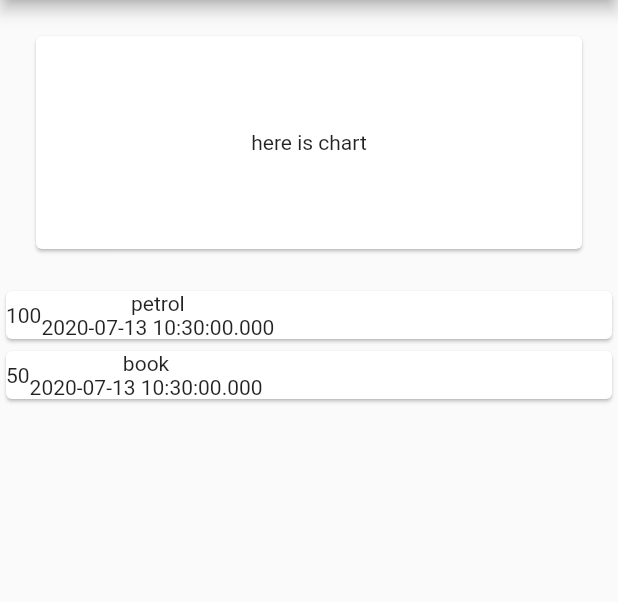
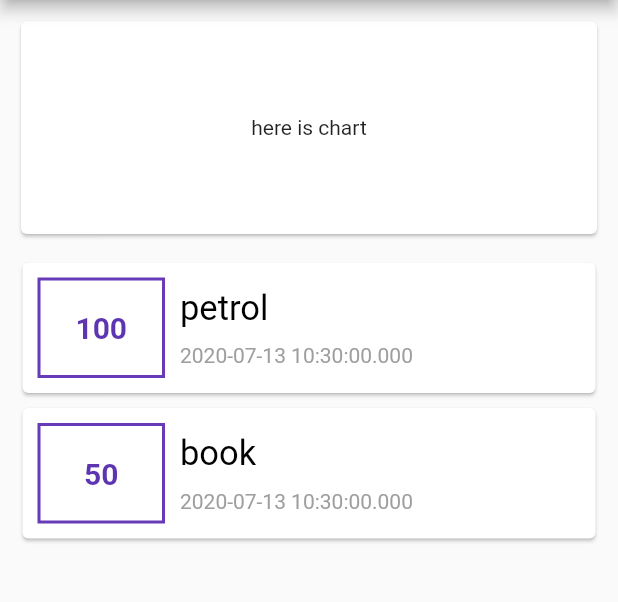
Before and after one commit to ziyadonji/Inout-expense-app, a Flutter app: the screen it shows after launch, on a phone screen of 412 x 824 dp, the part 84-686 px from its top. Run offline on Flutter 3.47's test engine with Material 2 defaults, Android fonts, the phone set to English and light mode, and no system bars.

Commit message:
layout modified

```diff
--- a/lib/main.dart
+++ b/lib/main.dart
@@ -46,26 +46,55 @@ class Home extends StatelessWidget {
           ),
           width: double.infinity,
           height: 150,
-          margin: EdgeInsets.all(20),
+          margin: EdgeInsets.all(10),
         ),
         Column(
-          children:transaction.map((e) {
-            return Card(
-              child: Row(
-                children:[
-                  Container(
-                    child: Text(e.cost.toString()),
+            children: transaction.map((e) {
+          return Card(
+            margin: EdgeInsets.symmetric(horizontal: 15,
+            vertical: 5,),
+            child: Row(children: [
+              Container(
+                width: 85,
+                margin: EdgeInsets.symmetric(vertical: 10, horizontal: 10),
+                padding: EdgeInsets.all(20),
+                decoration: BoxDecoration(
+                  border: Border.all(
+                    color: Colors.deepPurple[500],
+                    width: 2,
                   ),
-                  Column(children: <Widget>[
-                    Text(e.title),
-                    Text(e.date.toString()),
-                  ],)
-                ]
+                ),
+                child: Text(
+
+                  e.cost.toString(),
+                  textAlign: TextAlign.center,
+                  style: TextStyle(
+                    color: Colors.deepPurple[600],
+                    fontSize: 20,
+                    fontWeight: FontWeight.bold,
+                  ),
+                ),
               ),
-            );
-
-          }).toList()
-        )
+              Column(
+                crossAxisAlignment: CrossAxisAlignment.start,
+                children: <Widget>[
+                  Text(
+                    e.title,
+                    style: TextStyle(fontSize: 23,
+                    //fontWeight: FontWeight.bold,
+                    color: Colors.black),
+                  ),
+                  SizedBox(height: 10,),
+                  Text(e.date.toString(),
+                  style: TextStyle(
+                    fontSize: 14,
+                    color:Colors.grey,
+                  ),),
+                ],
+              )
+            ]),
+          );
+        }).toList())
       ]),
     );
   }
```
